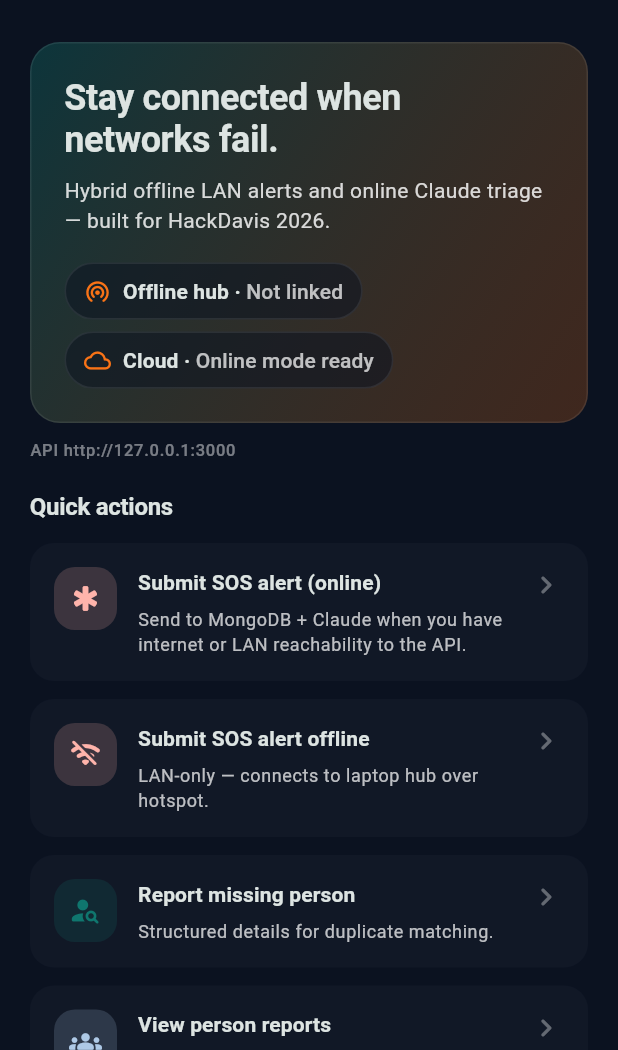
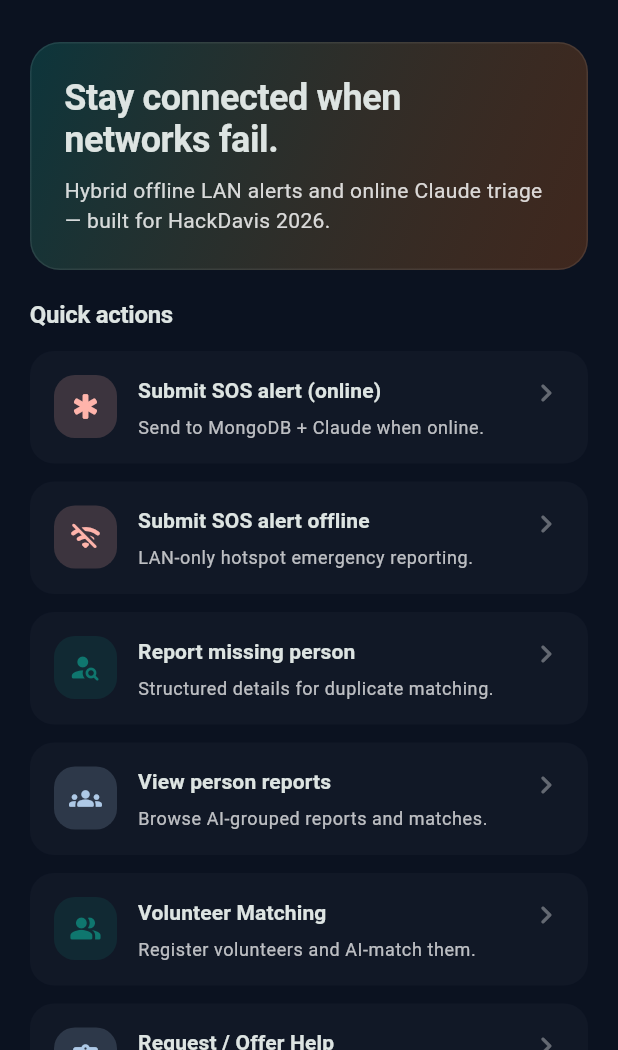
Before and after one commit to celinejp/ReliefNet, a Flutter app: the screen it shows after launch, on a phone screen of 412 x 824 dp, the part 186-1236 px from its top. Run offline on Flutter 3.47's test engine with Material 3 defaults, Android fonts, the phone set to English and light mode, and no system bars; our stand-ins replace connectivity_plus, geolocator, image_picker, socket_io_client, speech_to_text.

Commit message:
Fix volunteer flow and restore merged feature navigation

```diff
--- a/lib/screens/home_screen.dart
+++ b/lib/screens/home_screen.dart
@@ -1,3 +1,6 @@
+import '../features/volunteer/screens/volunteer_form_screen.dart';
+import '../features/volunteer/screens/volunteer_dashboard_screen.dart';
+import '../features/volunteer/screens/donation_form_screen.dart';
 import 'dart:async';
 
 import 'package:connectivity_plus/connectivity_plus.dart';
@@ -30,6 +33,7 @@ class _HomeScreenState extends State<HomeScreen> {
     Connectivity().checkConnectivity().then((v) {
       if (mounted) setState(() => _connectivity = v);
     });
+
     _connectivitySub = Connectivity().onConnectivityChanged.listen((v) {
       if (mounted) setState(() => _connectivity = v);
     });
@@ -44,22 +48,14 @@ class _HomeScreenState extends State<HomeScreen> {
   bool get _hasNetwork =>
       _connectivity.any((r) => r != ConnectivityResult.none);
 
-  void _stub(BuildContext context, String label) {
-    ScaffoldMessenger.of(context).clearSnackBars();
-    ScaffoldMessenger.of(context).showSnackBar(
-      SnackBar(
-        content: Text('$label — coming soon.'),
-        behavior: SnackBarBehavior.floating,
-      ),
-    );
-  }
-
   @override
   Widget build(BuildContext context) {
     final textTheme = Theme.of(context).textTheme;
     final colorScheme = Theme.of(context).colorScheme;
 
-    final cloudDetail = _hasNetwork ? 'Online mode ready' : 'No network link';
+    final cloudDetail = _hasNetwork
+        ? 'Online mode ready'
+        : 'No network link';
 
     return Scaffold(
       body: CustomScrollView(
@@ -69,247 +65,264 @@ class _HomeScreenState extends State<HomeScreen> {
             backgroundColor: ReliefNetApp.brandDeep,
             title: const Text('ReliefNet'),
           ),
+
           SliverPadding(
             padding: const EdgeInsets.fromLTRB(20, 0, 20, 28),
+
             sliver: SliverList(
               delegate: SliverChildListDelegate([
                 Container(
                   padding: const EdgeInsets.all(22),
+
                   decoration: BoxDecoration(
                     gradient: LinearGradient(
                       begin: Alignment.topLeft,
                       end: Alignment.bottomRight,
+
                       colors: [
                         colorScheme.primary.withValues(alpha: 0.35),
                         colorScheme.secondary.withValues(alpha: 0.22),
                       ],
                     ),
+
                     borderRadius: BorderRadius.circular(20),
+
                     border: Border.all(
                       color: Colors.white.withValues(alpha: 0.08),
                     ),
                   ),
+
                   child: Column(
                     crossAxisAlignment: CrossAxisAlignment.start,
+
                     children: [
                       Text(
                         'Stay connected when networks fail.',
+
                         style: textTheme.headlineSmall?.copyWith(
                           fontWeight: FontWeight.w700,
                           height: 1.15,
                           letterSpacing: -0.3,
                         ),
                       ),
+
                       const SizedBox(height: 10),
+
                       Text(
-                        'Hybrid offline LAN alerts and online Claude triage — '
-                        'built for HackDavis 2026.',
+                        'Hybrid offline LAN alerts and online Claude triage — built for HackDavis 2026.',
+
                         style: textTheme.bodyMedium?.copyWith(
                           color: Colors.white.withValues(alpha: 0.82),
                           height: 1.45,
                         ),
                       ),
-                      const SizedBox(height: 18),
-                      Wrap(
-                        spacing: 8,
-                        runSpacing: 8,
-                        children: [
-                          const _StatusChip(
-                            icon: Icons.wifi_tethering_rounded,
-                            label: 'Offline hub',
-                            stateLabel: 'Not linked',
-                          ),
-                          _StatusChip(
-                            icon: Icons.cloud_outlined,
-                            label: 'Cloud',
-                            stateLabel: cloudDetail,
-                          ),
-                        ],
-                      ),
                     ],
                   ),
                 ),
-                const SizedBox(height: 10),
-                Text(
-                  'API ${ApiConfig.baseUrl}',
-                  style: textTheme.labelSmall?.copyWith(
-                    color: Colors.white.withValues(alpha: 0.45),
-                  ),
-                ),
-                if (kDebugMode) ...[
-                  const SizedBox(height: 6),
-                  Text(
-                    kBuildLabel.isEmpty
-                        ? 'DEBUG build — pass --dart-define=BUILD_LABEL=main@abc1234'
-                        : 'DEBUG build — $kBuildLabel',
-                    style: textTheme.labelSmall?.copyWith(
-                      color: const Color(0xFFFBBF24),
-                      height: 1.35,
-                    ),
-                  ),
-                ],
+
                 const SizedBox(height: 18),
+
                 Text(
                   'Quick actions',
+
                   style: textTheme.titleMedium?.copyWith(
                     fontWeight: FontWeight.w600,
                     letterSpacing: -0.2,
                   ),
                 ),
+
                 const SizedBox(height: 12),
+
                 _ActionTile(
                   icon: Icons.emergency_rounded,
-                  iconBackground: colorScheme.error.withValues(alpha: 0.18),
+                  iconBackground:
+                      colorScheme.error.withValues(alpha: 0.18),
                   iconColor: colorScheme.error,
                   title: 'Submit SOS alert (online)',
+
                   subtitle:
-                      'Send to MongoDB + Claude when you have internet or LAN '
-                      'reachability to the API.',
+                      'Send to MongoDB + Claude when online.',
+
                   enabled: _hasNetwork,
+
                   onTap: () {
                     Navigator.of(context).push(
                       MaterialPageRoute<void>(
-                        builder: (_) => const SubmitOnlineAlertScreen(),
+                        builder: (_) =>
+                            const SubmitOnlineAlertScreen(),
                       ),
                     );
                   },
                 ),
+
                 const SizedBox(height: 12),
+
                 _ActionTile(
                   icon: Icons.wifi_off_rounded,
-                  iconBackground: colorScheme.error.withValues(alpha: 0.18),
+                  iconBackground:
+                      colorScheme.error.withValues(alpha: 0.18),
                   iconColor: colorScheme.error,
                   title: 'Submit SOS alert offline',
-                  subtitle: 'LAN-only — connects to laptop hub over hotspot.',
+
+                  subtitle:
+                      'LAN-only hotspot emergency reporting.',
+
                   enabled: true,
+
                   onTap: () {
                     Navigator.of(context).push(
                       MaterialPageRoute<void>(
-                        builder: (_) => const OfflineAlertScreen(),
+                        builder: (_) =>
+                            const OfflineAlertScreen(),
                       ),
                     );
                   },
                 ),
+
                 const SizedBox(height: 12),
+
                 _ActionTile(
                   icon: Icons.person_search_rounded,
-                  iconBackground: colorScheme.primary.withValues(alpha: 0.18),
+                  iconBackground:
+                      colorScheme.primary.withValues(alpha: 0.18),
                   iconColor: colorScheme.primary,
                   title: 'Report missing person',
-                  subtitle: 'Structured details for duplicate matching.',
+
+                  subtitle:
+                      'Structured details for duplicate matching.',
+
                   enabled: true,
+
                   onTap: () {
                     Navigator.of(context).push(
                       MaterialPageRoute<void>(
-                        builder: (_) => const PersonReportFormScreen(),
+                        builder: (_) =>
+                            const PersonReportFormScreen(),
                       ),
                     );
                   },
                 ),
+
                 const SizedBox(height: 12),
+
                 _ActionTile(
                   icon: Icons.groups_rounded,
-                  iconBackground: colorScheme.tertiary.withValues(alpha: 0.18),
+                  iconBackground:
+                      colorScheme.tertiary.withValues(alpha: 0.18),
                   iconColor: colorScheme.tertiary,
                   title: 'View person reports',
+
                   subtitle:
-                      'Browse matches and unmatched reports with AI grouping.',
+                      'Browse AI-grouped reports and matches.',
+
                   enabled: true,
+
                   onTap: () {
                     Navigator.of(context).push(
                       MaterialPageRoute<void>(
-                        builder: (_) => const ReportsDisplayScreen(),
+                        builder: (_) =>
+                            const ReportsDisplayScreen(),
                       ),
                     );
                   },
                 ),
+
                 const SizedBox(height: 12),
+
                 _ActionTile(
-                  icon: Icons.dashboard_customize_rounded,
-                  iconBackground: colorScheme.secondary.withValues(alpha: 0.18),
-                  iconColor: colorScheme.secondary,
-                  title: 'Incident dashboard',
-                  subtitle: 'Prioritized incidents from the cloud feed.',
-                  enabled: _hasNetwork,
+                  icon: Icons.people_alt_rounded,
+                  iconBackground:
+                      colorScheme.primary.withValues(alpha: 0.18),
+                  iconColor: colorScheme.primary,
+                  title: 'Volunteer Matching',
+
+                  subtitle:
+                      'Register volunteers and AI-match them.',
+
+                  enabled: true,
+
                   onTap: () {
                     Navigator.of(context).push(
                       MaterialPageRoute<void>(
-                        builder: (_) => const IncidentDashboardScreen(),
+                        builder: (_) =>
+                            const VolunteerDashboardScreen(),
                       ),
                     );
                   },
                 ),
-                const SizedBox(height: 28),
-                Text(
-                  'How ReliefNet fits your drill',
-                  style: textTheme.titleMedium?.copyWith(
-                    fontWeight: FontWeight.w600,
-                  ),
+
+                const SizedBox(height: 12),
+
+                _ActionTile(
+                  icon: Icons.assignment_rounded,
+                  iconBackground:
+                      colorScheme.tertiary.withValues(alpha: 0.18),
+                  iconColor: colorScheme.tertiary,
+                  title: 'Request / Offer Help',
+
+                  subtitle:
+                      'Submit needs or offer resources and assistance.',
+
+                  enabled: true,
+
+                  onTap: () {
+                    Navigator.of(context).push(
+                      MaterialPageRoute<void>(
+                        builder: (_) => const VolunteerFormScreen(),
+                      ),
+                    );
+                  },
                 ),
+
                 const SizedBox(height: 12),
-                const _Bullet(
-                  icon: Icons.router_rounded,
-                  text:
-                      'Phones join the same hotspot; the laptop hub carries alerts when cellular drops.',
+
+                _ActionTile(
+                  icon: Icons.volunteer_activism_rounded,
+                  iconBackground:
+                      colorScheme.secondary.withValues(alpha: 0.18),
+                  iconColor: colorScheme.secondary,
+                  title: 'Donate Supplies',
+
+                  subtitle:
+                      'Submit medicine, food, clothing donations.',
+
+                  enabled: true,
+
+                  onTap: () {
+                    Navigator.of(context).push(
+                      MaterialPageRoute<void>(
+                        builder: (_) =>
+                            const DonationFormScreen(),
+                      ),
+                    );
+                  },
                 ),
-                const _Bullet(
-                  icon: Icons.psychology_alt_outlined,
-                  text:
-                      'When online, Claude classifies severity and cleans noisy reports.',
-                ),
-                const _Bullet(
-                  icon: Icons.merge_rounded,
-                  text:
-                      'AI grouping surfaces duplicate missing-person sightings.',
+
+                const SizedBox(height: 12),
+
+                _ActionTile(
+                  icon: Icons.dashboard_customize_rounded,
+                  iconBackground:
+                      colorScheme.secondary.withValues(alpha: 0.18),
+                  iconColor: colorScheme.secondary,
+                  title: 'Incident dashboard',
+
+                  subtitle:
+                      'Prioritized incidents from the cloud feed.',
+
+                  enabled: _hasNetwork,
+
+                  onTap: () {
+                    Navigator.of(context).push(
+                      MaterialPageRoute<void>(
+                        builder: (_) =>
+                            const IncidentDashboardScreen(),
+                      ),
+                    );
+                  },
                 ),
               ]),
             ),
-          ),
-        ],
-      ),
-    );
-  }
-}
-
-class _StatusChip extends StatelessWidget {
-  const _StatusChip({
-    required this.icon,
-    required this.label,
-    required this.stateLabel,
-  });
-
-  final IconData icon;
-  final String label;
-  final String stateLabel;
-
-  @override
-  Widget build(BuildContext context) {
-    final scheme = Theme.of(context).colorScheme;
-
-    return Container(
-      padding: const EdgeInsets.symmetric(horizontal: 12, vertical: 8),
-      decoration: BoxDecoration(
-        color: ReliefNetApp.brandDeep.withValues(alpha: 0.55),
-        borderRadius: BorderRadius.circular(999),
-        border: Border.all(color: Colors.white.withValues(alpha: 0.08)),
-      ),
-      child: Row(
-        mainAxisSize: MainAxisSize.min,
-        children: [
-          Icon(icon, size: 18, color: scheme.secondary),
-          const SizedBox(width: 8),
-          Text(
-            '$label · ',
-            style: Theme.of(context).textTheme.labelLarge?.copyWith(
-                  fontWeight: FontWeight.w600,
-                ),
-          ),
-          Text(
-            stateLabel.isEmpty ? '—' : stateLabel,
-            style: Theme.of(context).textTheme.labelLarge?.copyWith(
-                  color: Colors.white.withValues(alpha: 0.72),
-                  fontWeight: FontWeight.w500,
-                ),
           ),
         ],
       ),
@@ -341,63 +354,71 @@ class _ActionTile extends StatelessWidget {
     final textTheme = Theme.of(context).textTheme;
 
     return Material(
-      color: Theme.of(context).colorScheme.surface.withValues(alpha: 0.92),
+      color:
+          Theme.of(context).colorScheme.surface.withValues(alpha: 0.92),
+
       borderRadius: BorderRadius.circular(16),
+
       child: InkWell(
         borderRadius: BorderRadius.circular(16),
-        onTap: enabled
-            ? onTap
-            : () {
-                ScaffoldMessenger.of(context).showSnackBar(
-                  const SnackBar(
-                    content: Text('Connect to Wi‑Fi or cellular first.'),
-                    behavior: SnackBarBehavior.floating,
-                  ),
-                );
-              },
+
+        onTap: onTap,
+
         child: Padding(
           padding: const EdgeInsets.all(16),
+
           child: Row(
             crossAxisAlignment: CrossAxisAlignment.start,
+
             children: [
               Container(
                 padding: const EdgeInsets.all(10),
+
                 decoration: BoxDecoration(
                   color: iconBackground,
                   borderRadius: BorderRadius.circular(14),
                 ),
-                child: Icon(icon, color: iconColor, size: 22),
+
+                child: Icon(
+                  icon,
+                  color: iconColor,
+                  size: 22,
+                ),
               ),
+
               const SizedBox(width: 14),
+
               Expanded(
                 child: Column(
                   crossAxisAlignment: CrossAxisAlignment.start,
+
                   children: [
                     Text(
                       title,
+
                       style: textTheme.titleSmall?.copyWith(
                         fontWeight: FontWeight.w700,
-                        color: enabled
-                            ? null
-                            : Colors.white.withValues(alpha: 0.45),
                       ),
                     ),
+
                     const SizedBox(height: 6),
+
                     Text(
                       subtitle,
+
                       style: textTheme.bodySmall?.copyWith(
-                        color: Colors.white.withValues(
-                          alpha: enabled ? 0.72 : 0.35,
-                        ),
+                        color:
+                            Colors.white.withValues(alpha: 0.72),
                         height: 1.4,
                       ),
                     ),
                   ],
                 ),
               ),
+
               Icon(
                 Icons.chevron_right_rounded,
-                color: Colors.white.withValues(alpha: enabled ? 0.35 : 0.2),
+                color: Colors.white.withValues(alpha: 0.35),
               ),
             ],
           ),
@@ -406,33 +427,3 @@ class _ActionTile extends StatelessWidget {
     );
   }
 }
-
-class _Bullet extends StatelessWidget {
-  const _Bullet({required this.icon, required this.text});
-
-  final IconData icon;
-  final String text;
-
-  @override
-  Widget build(BuildContext context) {
-    return Padding(
-      padding: const EdgeInsets.only(bottom: 12),
-      child: Row(
-        crossAxisAlignment: CrossAxisAlignment.start,
-        children: [
-          Icon(icon, size: 20, color: Theme.of(context).colorScheme.secondary),
-          const SizedBox(width: 10),
-          Expanded(
-            child: Text(
-              text,
-              style: Theme.of(context).textTheme.bodyMedium?.copyWith(
-                    height: 1.45,
-                    color: Colors.white.withValues(alpha: 0.85),
-                  ),
-            ),
-          ),
-        ],
-      ),
-    );
-  }
-}
--- a/pubspec.yaml
+++ b/pubspec.yaml
@@ -30,6 +30,8 @@ environment:
 dependencies:
   flutter:
     sdk: flutter
+
+  url_launcher: ^6.3.0
 
   # The following adds the Cupertino Icons font to your application.
   # Use with the CupertinoIcons class for iOS style icons.
```
Also changed, not shown: pubspec.lock, 6 other files.
